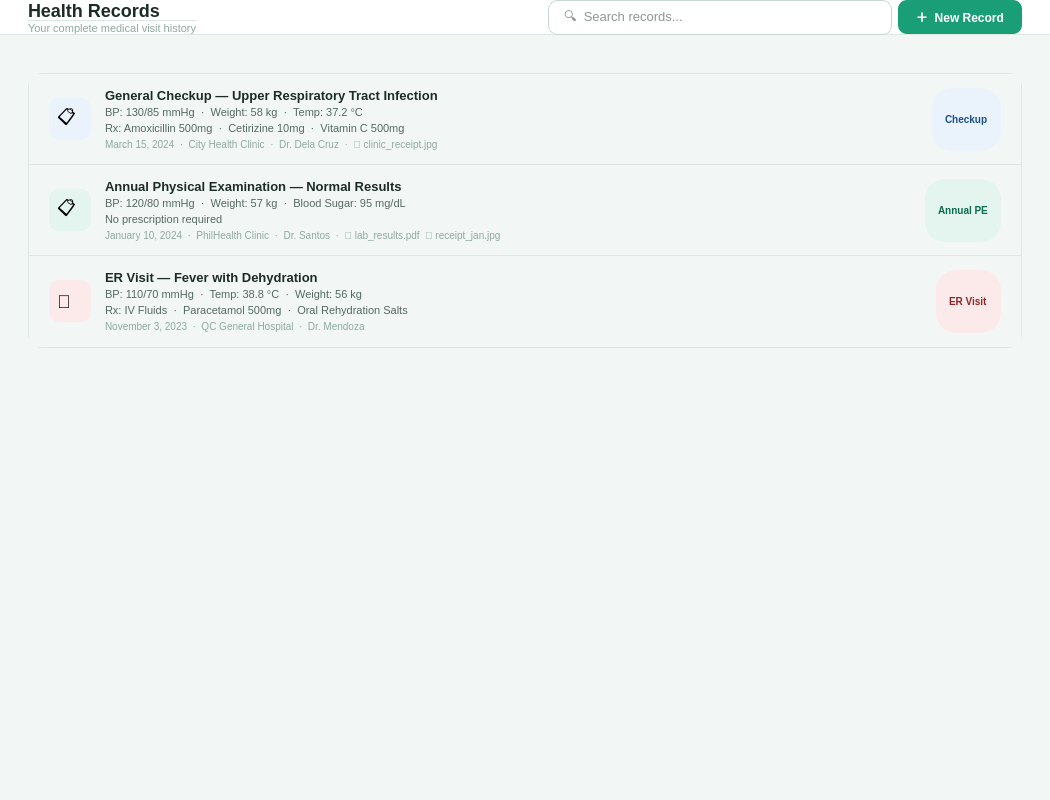
Above: src/ui/page_records.ui from shasheenahdeeneillelumasag/CCC151---Group-Project before the change. Below: the same form after it.
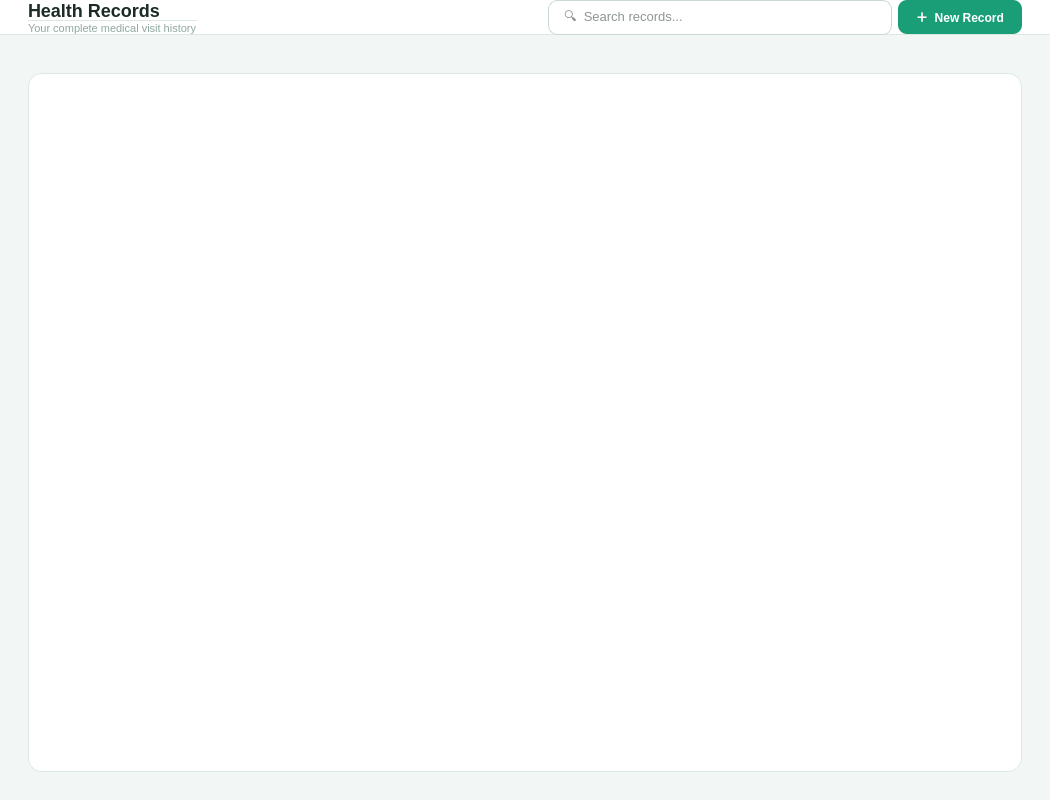
That is the form after the change.

Commit message: added medical history model for page_records.ui

Diff of the .ui file:
```diff
--- a/src/ui/page_records.ui
+++ b/src/ui/page_records.ui
@@ -70,124 +70,44 @@
        </item>
 
        <!-- Records list -->
-       <item>
-        <widget class="QFrame" name="card">
-         <property name="styleSheet"><string>QFrame#card { background: #FFFFFF; border: 1px solid #DDE8E3; border-radius: 14px; }</string></property>
-         <layout class="QVBoxLayout"><property name="spacing"><number>0</number></property><property name="leftMargin"><number>0</number></property><property name="topMargin"><number>0</number></property><property name="rightMargin"><number>0</number></property><property name="bottomMargin"><number>0</number></property>
-
-          <!-- Record 1 -->
-          <item>
-           <widget class="QFrame" name="rec1">
-            <property name="styleSheet"><string>QFrame#rec1 { border-bottom: 1px solid #DDE8E3; } QFrame#rec1:hover { background: #F8FBFA; }</string></property>
-            <layout class="QHBoxLayout"><property name="leftMargin"><number>20</number></property><property name="topMargin"><number>14</number></property><property name="rightMargin"><number>20</number></property><property name="bottomMargin"><number>14</number></property><property name="spacing"><number>14</number></property>
-             <item><widget class="QLabel" name="rec1Icon"><property name="text"><string>📋</string></property><property name="minimumSize"><size><width>42</width><height>42</height></size></property><property name="maximumSize"><size><width>42</width><height>42</height></size></property><property name="styleSheet"><string>QLabel { background: #EAF3FC; border-radius: 10px; font-size: 18px; padding: 4px; }</string></property></widget></item>
-             <item>
-              <layout class="QVBoxLayout"><property name="spacing"><number>3</number></property>
-               <item><widget class="QLabel"><property name="text"><string>General Checkup — Upper Respiratory Tract Infection</string></property><property name="styleSheet"><string>QLabel { font-size: 13px; font-weight: bold; color: #1C2B25; }</string></property></widget></item>
-               <item><widget class="QLabel"><property name="text"><string>BP: 130/85 mmHg  ·  Weight: 58 kg  ·  Temp: 37.2 °C</string></property><property name="styleSheet"><string>QLabel { font-size: 11px; color: #546860; }</string></property></widget></item>
-               <item><widget class="QLabel"><property name="text"><string>Rx: Amoxicillin 500mg  ·  Cetirizine 10mg  ·  Vitamin C 500mg</string></property><property name="styleSheet"><string>QLabel { font-size: 11px; color: #546860; }</string></property></widget></item>
-               <item><widget class="QLabel"><property name="text"><string>March 15, 2024  ·  City Health Clinic  ·  Dr. Dela Cruz  ·  📎 clinic_receipt.jpg</string></property><property name="styleSheet"><string>QLabel { font-size: 10px; color: #8FA89F; }</string></property></widget></item>
-              </layout>
-             </item>
-             <item>
- <spacer name="horizontalSpacer">
-  <property name="orientation">
-   <enum>Qt::Horizontal</enum>
+<item>
+ <widget class="QFrame" name="card">
+  <property name="styleSheet">
+   <string>
+    QFrame#card {
+      background: #FFFFFF;
+      border: 1px solid #DDE8E3;
+      border-radius: 14px;
+    }
+   </string>
   </property>
-  <property name="sizeHint" stdset="0">
-   <size>
-    <width>40</width>
-    <height>20</height>
-   </size>
-  </property>
- </spacer>
-</item>
-             <item><widget class="QLabel"><property name="text"><string>Checkup</string></property><property name="styleSheet"><string>QLabel { background: #EAF3FC; color: #1A4F8A; font-size: 10px; font-weight: bold; border-radius: 20px; padding: 2px 10px; }</string></property></widget></item>
-            </layout>
-           </widget>
-          </item>
 
-          <!-- Record 2 -->
-          <item>
-           <widget class="QFrame" name="rec2">
-            <property name="styleSheet"><string>QFrame#rec2 { border-bottom: 1px solid #DDE8E3; } QFrame#rec2:hover { background: #F8FBFA; }</string></property>
-            <layout class="QHBoxLayout"><property name="leftMargin"><number>20</number></property><property name="topMargin"><number>14</number></property><property name="rightMargin"><number>20</number></property><property name="bottomMargin"><number>14</number></property><property name="spacing"><number>14</number></property>
-             <item><widget class="QLabel" name="rec2Icon"><property name="text"><string>📋</string></property><property name="minimumSize"><size><width>42</width><height>42</height></size></property><property name="maximumSize"><size><width>42</width><height>42</height></size></property><property name="styleSheet"><string>QLabel { background: #E3F5EE; border-radius: 10px; font-size: 18px; padding: 4px; }</string></property></widget></item>
-             <item>
-              <layout class="QVBoxLayout"><property name="spacing"><number>3</number></property>
-               <item><widget class="QLabel"><property name="text"><string>Annual Physical Examination — Normal Results</string></property><property name="styleSheet"><string>QLabel { font-size: 13px; font-weight: bold; color: #1C2B25; }</string></property></widget></item>
-               <item><widget class="QLabel"><property name="text"><string>BP: 120/80 mmHg  ·  Weight: 57 kg  ·  Blood Sugar: 95 mg/dL</string></property><property name="styleSheet"><string>QLabel { font-size: 11px; color: #546860; }</string></property></widget></item>
-               <item><widget class="QLabel"><property name="text"><string>No prescription required</string></property><property name="styleSheet"><string>QLabel { font-size: 11px; color: #546860; }</string></property></widget></item>
-               <item><widget class="QLabel"><property name="text"><string>January 10, 2024  ·  PhilHealth Clinic  ·  Dr. Santos  ·  📎 lab_results.pdf  📎 receipt_jan.jpg</string></property><property name="styleSheet"><string>QLabel { font-size: 10px; color: #8FA89F; }</string></property></widget></item>
-              </layout>
-             </item>
-             <item>
- <spacer name="horizontalSpacer">
-  <property name="orientation">
-   <enum>Qt::Horizontal</enum>
-  </property>
-  <property name="sizeHint" stdset="0">
-   <size>
-    <width>40</width>
-    <height>20</height>
-   </size>
-  </property>
- </spacer>
-</item>
-             <item><widget class="QLabel"><property name="text"><string>Annual PE</string></property><property name="styleSheet"><string>QLabel { background: #E3F5EE; color: #0D6B52; font-size: 10px; font-weight: bold; border-radius: 20px; padding: 2px 10px; }</string></property></widget></item>
-            </layout>
-           </widget>
-          </item>
+  <layout class="QVBoxLayout" name="recordsLayout">
 
-          <!-- Record 3 -->
-          <item>
-           <widget class="QFrame" name="rec3">
-            <property name="styleSheet"><string>QFrame#rec3:hover { background: #F8FBFA; }</string></property>
-            <layout class="QHBoxLayout"><property name="leftMargin"><number>20</number></property><property name="topMargin"><number>14</number></property><property name="rightMargin"><number>20</number></property><property name="bottomMargin"><number>14</number></property><property name="spacing"><number>14</number></property>
-             <item><widget class="QLabel" name="rec3Icon"><property name="text"><string>🚨</string></property><property name="minimumSize"><size><width>42</width><height>42</height></size></property><property name="maximumSize"><size><width>42</width><height>42</height></size></property><property name="styleSheet"><string>QLabel { background: #FCEAEA; border-radius: 10px; font-size: 18px; padding: 4px; }</string></property></widget></item>
-             <item>
-              <layout class="QVBoxLayout"><property name="spacing"><number>3</number></property>
-               <item><widget class="QLabel"><property name="text"><string>ER Visit — Fever with Dehydration</string></property><property name="styleSheet"><string>QLabel { font-size: 13px; font-weight: bold; color: #1C2B25; }</string></property></widget></item>
-               <item><widget class="QLabel"><property name="text"><string>BP: 110/70 mmHg  ·  Temp: 38.8 °C  ·  Weight: 56 kg</string></property><property name="styleSheet"><string>QLabel { font-size: 11px; color: #546860; }</string></property></widget></item>
-               <item><widget class="QLabel"><property name="text"><string>Rx: IV Fluids  ·  Paracetamol 500mg  ·  Oral Rehydration Salts</string></property><property name="styleSheet"><string>QLabel { font-size: 11px; color: #546860; }</string></property></widget></item>
-               <item><widget class="QLabel"><property name="text"><string>November 3, 2023  ·  QC General Hospital  ·  Dr. Mendoza</string></property><property name="styleSheet"><string>QLabel { font-size: 10px; color: #8FA89F; }</string></property></widget></item>
-              </layout>
-             </item>
-             <item>
- <spacer name="horizontalSpacer">
-  <property name="orientation">
-   <enum>Qt::Horizontal</enum>
-  </property>
-  <property name="sizeHint" stdset="0">
-   <size>
-    <width>40</width>
-    <height>20</height>
-   </size>
-  </property>
- </spacer>
-</item>
-             <item><widget class="QLabel"><property name="text"><string>ER Visit</string></property><property name="styleSheet"><string>QLabel { background: #FCEAEA; color: #8C2828; font-size: 10px; font-weight: bold; border-radius: 20px; padding: 2px 10px; }</string></property></widget></item>
-            </layout>
-           </widget>
-          </item>
+   <property name="spacing">
+    <number>0</number>
+   </property>
 
-         </layout>
-        </widget>
-       </item>
+   <property name="leftMargin">
+    <number>0</number>
+   </property>
 
-       <item>
- <spacer name="verticalSpacer">
-  <property name="orientation">
-   <enum>Qt::Vertical</enum>
-  </property>
-  <property name="sizeHint" stdset="0">
-   <size>
-    <width>20</width>
-    <height>40</height>
-   </size>
-  </property>
- </spacer>
+   <property name="topMargin">
+    <number>0</number>
+   </property>
+
+   <property name="rightMargin">
+    <number>0</number>
+   </property>
+
+   <property name="bottomMargin">
+    <number>0</number>
+   </property>
+
+  </layout>
+ </widget>
 </item>
+
       </layout>
      </widget>
     </widget>
```
The commit also changes 20 other files.
